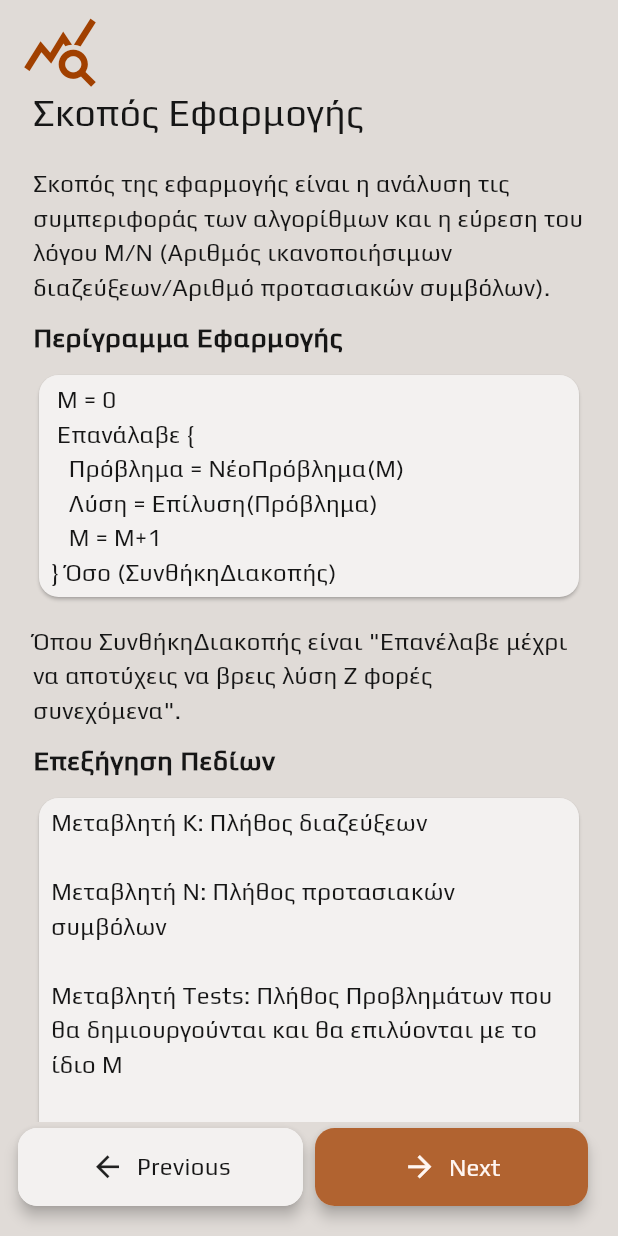
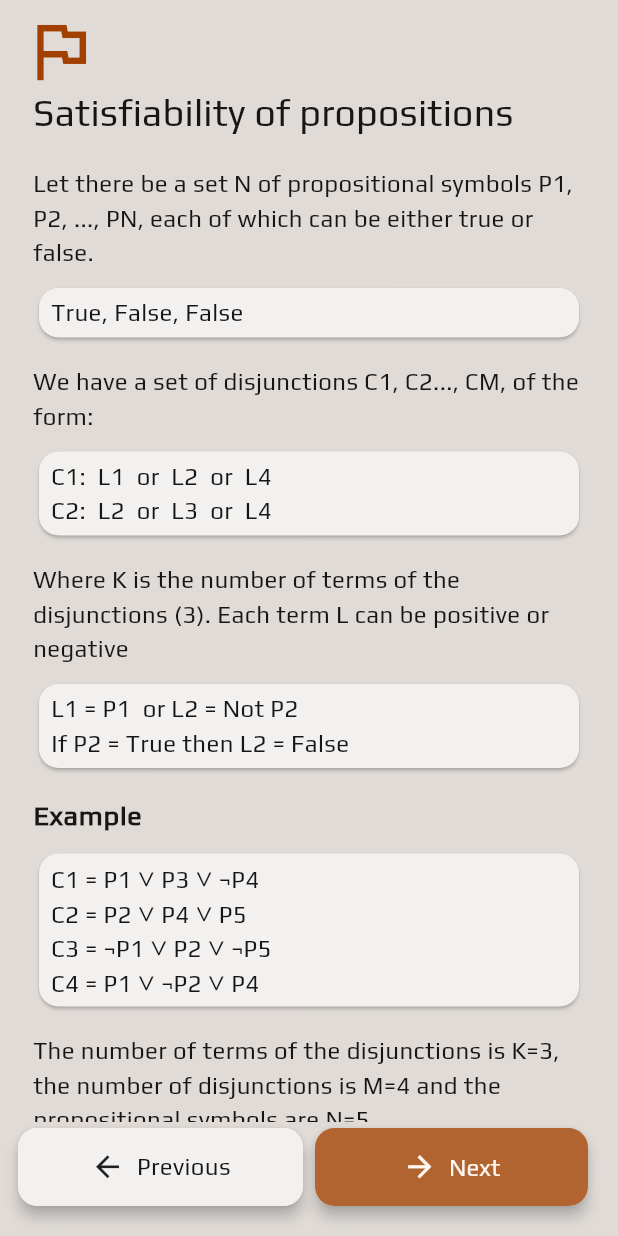
Before and after one commit to TonyGnk/propositional_analyzer, a Flutter app: the Instructions widget shown alone on an empty page, opened directly, after a tap on "Previous", on a phone screen of 412 x 824 dp. Run offline on Flutter 3.47's test engine with Material 3 defaults, Android fonts, the phone set to English and light mode, and no system bars; our stand-ins replace adaptive_theme, file_picker, fl_chart, flutter_riverpod, package_info_plus, shared_preferences and 1 more; missing offline and left inert: fullscreen_window, jsaver, window_manager; accounts and stored records are empty; project files that could hold a hidden picture were left out.

Commit message:
Fix UI issues and update instructions state

```diff
--- a/lib/Screens/Instructions/instructions_main.dart
+++ b/lib/Screens/Instructions/instructions_main.dart
@@ -5,6 +5,10 @@ import '../../UI/Components/filled_button.dart';
 import '../Create/Create Share/instructions_button.dart';
 import 'instructions_state.dart';
 import 'instructions_strings.dart';
+
+//StateProvider
+final instructionsIndex = StateProvider<int>((ref) => 1);
+final instructionsLanguageIsEnglish = StateProvider<bool>((ref) => true);
 
 class Instructions extends ConsumerStatefulWidget {
   const Instructions({super.key});
@@ -14,7 +18,6 @@ class Instructions extends ConsumerStatefulWidget {
 }
 
 class _InstructionsState extends ConsumerState<Instructions> {
-  int index = 1;
   //List?<Widget> page = null;
   List<Widget> Function(BuildContext context) page = instructionsText[1]!;
   double opacity = 0;
@@ -37,59 +40,62 @@ class _InstructionsState extends ConsumerState<Instructions> {
     );
   }
 
-  updatePage(int newIndex) async {
-    setState(() {
-      opacity = 0;
-    });
-    await Future.delayed(const Duration(milliseconds: 200));
-    setState(() {
-      index = newIndex;
-      page = instructionsText[index]!;
-      opacity = 1;
-    });
-  }
+  // updatePage(int newIndex) async {
+  //   setState(() {
+  //     opacity = 0;
+  //   });
+  //   await Future.delayed(const Duration(milliseconds: 200));
+  //   setState(() {
+  //     index = newIndex;
+  //     page = instructionsText[index]!;
+  //     opacity = 1;
+  //   });
+  // }
 
   mobileView(BuildContext context) => Padding(
         padding: const EdgeInsets.all(8),
-        child: Column(
+        child: Consumer(builder: (context, ref, _) {
+          final pageIndex = ref.watch(instructionsIndex);
+          final isEnglish = ref.watch(instructionsLanguageIsEnglish);
+          return Column(
             crossAxisAlignment: CrossAxisAlignment.center,
             children: [
-            Expanded(child: movingPart(context)),
-            buttonRow(context),
+              Expanded(child: movingPart(context, ref, pageIndex, isEnglish)),
+              buttonRow(context, ref, pageIndex),
             ],
-        ),
+          );
+        }),
       );
 
-  movingPart(BuildContext context) => AnimatedOpacity(
-        opacity: opacity,
-        duration: const Duration(milliseconds: 150),
-        child: Column(
+  movingPart(
+          BuildContext context, WidgetRef ref, int pageIndex, bool isEnglish) =>
+      Column(
         crossAxisAlignment: CrossAxisAlignment.start,
         children: [
           Padding(
             padding: const EdgeInsets.symmetric(horizontal: 6),
-              child: icon(context),
+            child: icon(context, pageIndex, isEnglish),
           ),
-            Expanded(child: text(context)),
+          Expanded(child: text(context, ref, pageIndex, isEnglish)),
         ],
-        ),
       );
 
-  icon(BuildContext context) => SizedBox(
+  icon(BuildContext context, int pageIndex, bool isEnglish) => SizedBox(
         child: Row(
           mainAxisAlignment: MainAxisAlignment.start,
           children: [
             Column(
               crossAxisAlignment: CrossAxisAlignment.start,
               children: [
-                page(context)[0],
+                instructionsMaps[isEnglish]?[pageIndex](context)[0],
               ],
             ),
           ],
         ),
       );
 
-  text(BuildContext context) => Row(
+  text(BuildContext context, WidgetRef ref, int pageIndex, bool isEnglish) =>
+      Row(
         children: [
           Expanded(
             child: Column(
@@ -97,34 +103,43 @@ class _InstructionsState extends ConsumerState<Instructions> {
               children: [
                 Padding(
                   padding: const EdgeInsets.symmetric(horizontal: 14),
-                  child: page(context)[1],
+                  child: instructionsMaps[isEnglish]?[pageIndex](context)[1],
+                  //page(context)[1],
                 ),
                 const SizedBox(height: 17),
-                viewOtherText(context),
+                viewOtherText(context, ref, pageIndex, isEnglish),
               ],
             ),
           ),
         ],
       );
 
-  viewOtherText(BuildContext context) => Expanded(
+  viewOtherText(
+          BuildContext context, WidgetRef ref, int pageIndex, bool isEnglish) =>
+      Expanded(
         child: ListView.builder(
-          itemCount: page(context).length - 2,
+          itemCount:
+              instructionsMaps[isEnglish]?[pageIndex](context).length - 2,
+          // page(context).length - 2,
           itemBuilder: (BuildContext context, int index) => Padding(
             padding: const EdgeInsets.symmetric(vertical: 4, horizontal: 14),
-            child: page(context)[index + 2],
+            child: instructionsMaps[isEnglish]?[pageIndex](context)[index + 2],
+            // page(context)[index + 2],
           ),
         ),
       );
 
-  buttonRow(BuildContext context) => Row(
+  buttonRow(BuildContext context, WidgetRef ref, int index) => Row(
         children: [
           Expanded(
             child: ExamplesButton(
               label: 'Previous',
               icon: Icons.arrow_back,
               onTap: () {
-                updatePage(1);
+                if (index > 1) {
+                  ref.read(instructionsIndex.notifier).state =
+                      ref.read(instructionsIndex.notifier).state - 1;
+                }
               },
             ),
           ),
@@ -133,7 +148,10 @@ class _InstructionsState extends ConsumerState<Instructions> {
               label: 'Next',
               icon: Icons.arrow_forward,
               onTap: () {
-                updatePage(2);
+                if (index < 3) {
+                  ref.read(instructionsIndex.notifier).state =
+                      ref.read(instructionsIndex.notifier).state + 1;
+                }
               },
             ),
           ),
--- a/lib/Screens/Instructions/instructions_state.dart
+++ b/lib/Screens/Instructions/instructions_state.dart
@@ -4,19 +4,20 @@ import 'package:flutter_riverpod/flutter_riverpod.dart';
 import '../../../global_variables.dart';
 import '../../../UI/Routed Screen/app_bar.dart';
 import '../screen_list.dart';
+import 'instructions_main.dart';
 
 final opacity = StateProvider<double>((ref) => 0);
 
 instructionsGo(WidgetRef ref, ScreenDestination destination) {
   updateAppBarItems(ref, false);
 
-  if (destination == ScreenDestination.home) {
-    updateAppBarBackButton(ref, false);
-  }
+  // if (destination == ScreenDestination.home) {
+  //   updateAppBarBackButton(ref, false);
+  // }
 }
 
 instructionsReturn(WidgetRef ref) {
-  updateAppBarBackButton(ref, true);
+  //updateAppBarBackButton(ref, true);
   updateAppBarItems(ref, true);
 }
 
@@ -25,6 +26,7 @@ updateAppBarItems(WidgetRef ref, bool isReturn) {
   updateInfoButton(ref, !isReturn);
   //updateAppBarCustomIcon1(ref, exitIconButton(), isReturn);
   ref.read(opacity.notifier).state = isReturn ? 1 : 0;
+  updateSecondFloor(ref, container(ref), isReturn);
 }
 
 animatedColumn(Widget child) => Consumer(
@@ -34,3 +36,23 @@ animatedColumn(Widget child) => Consumer(
         child: child,
       ),
     );
+
+container(WidgetRef oldRef) => Consumer(
+      builder: (context, ref, _) => Row(
+        children: [
+          IconButton(
+            onPressed: () {
+              goBack(oldRef);
+            },
+            icon: const Icon(Icons.exit_to_app),
+          ),
+          IconButton(
+            onPressed: () {
+              ref.read(instructionsLanguageIsEnglish.notifier).state =
+                  !ref.read(instructionsLanguageIsEnglish.notifier).state;
+            },
+            icon: const Icon(Icons.language),
+          ),
+        ],
+      ),
+    );
--- a/lib/Screens/Instructions/instructions_strings.dart
+++ b/lib/Screens/Instructions/instructions_strings.dart
@@ -158,7 +158,7 @@ List<Widget> page2EnglishText(BuildContext context) => [
           '-Hill climbing algorithm\n-Depth-first search\n-DPLL algorithm\n-WalkSAT algorithm'),
     ];
 
-    List<Widget> page3EnglishText(BuildContext context) => [
+List<Widget> page3EnglishText(BuildContext context) => [
       Icon(
         Icons.query_stats_outlined,
         color: Theme.of(context).colorScheme.primary,
@@ -216,3 +216,18 @@ Map<int, List<Widget> Function(BuildContext context)> instructionsText = {
   // 2: page2GreekText,
   2: page2EnglishText,
 };
+
+Map<bool, Map> instructionsMaps = {
+  true: {
+    1: page1EnglishText,
+    2: page2EnglishText,
+    3: page3EnglishText,
+  },
+  false: {
+    1: page1GreekText,
+    2: page2GreekText,
+    3: page3GreekText,
+  },
+};
+//You can the page3GreekText widget writing:
+//instructionsMaps[false][3](context)
--- a/lib/UI/Components/filled_button.dart
+++ b/lib/UI/Components/filled_button.dart
@@ -42,10 +42,6 @@ class _MyFilledButtonState extends State<MyFilledButton> {
         cursor: SystemMouseCursors.click,
         child: GestureDetector(
           onTap: () async {
-            setState(() {
-              elev = 0;
-            });
-            await Future.delayed(const Duration(milliseconds: 300));
             widget.onTap();
           },
           child: AnimatedScale(
--- a/lib/UI/Routed Screen/app_bar.dart
+++ b/lib/UI/Routed Screen/app_bar.dart
@@ -88,7 +88,12 @@ Widget row(BuildContext context) => Consumer(
                 const SizedBox(width: 2),
               ],
             ),
-            secondFloor(theFloor, theFloorOpacity),
+            Row(
+              children: [
+                const Expanded(child: SizedBox()),
+                secondFloor(theFloor, theFloorOpacity),
+              ],
+            )
           ],
         );
       },
```
Lines whose indentation alone changed are shown as unchanged.
